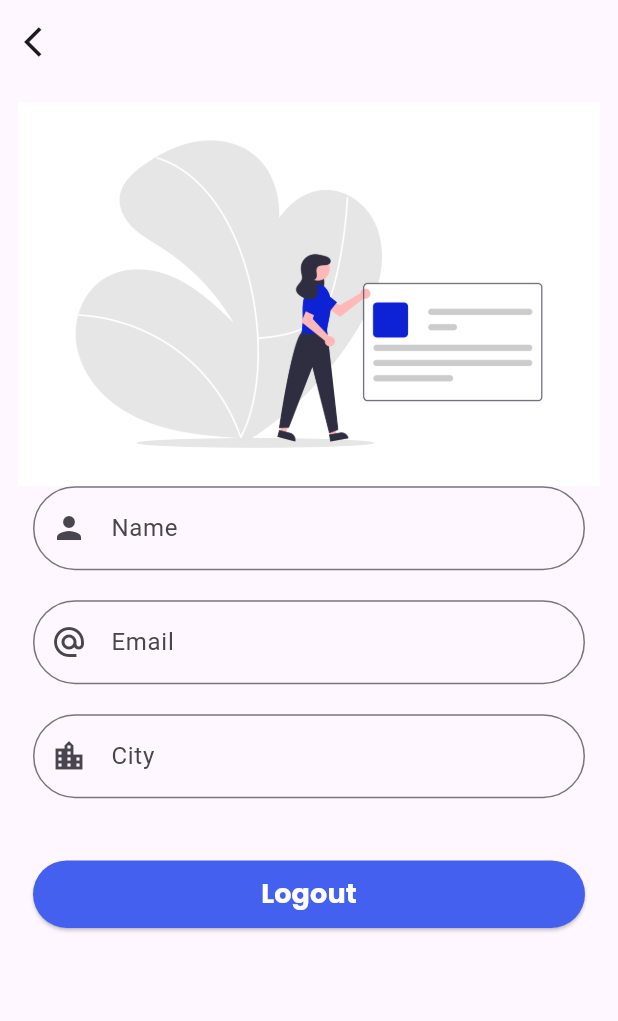
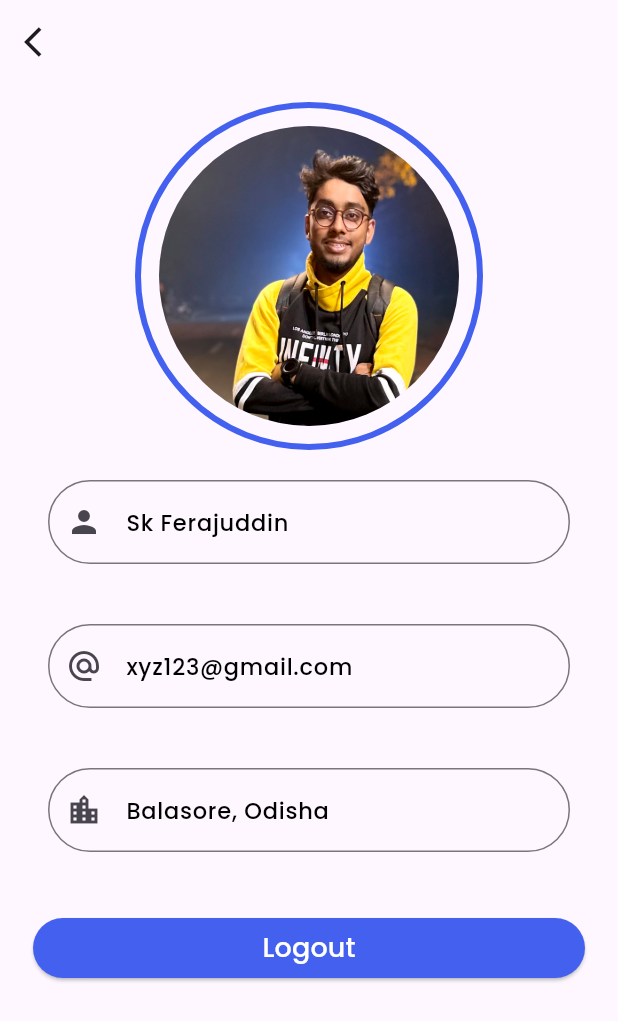
Before and after one commit to ferajofficial/MVVM_ARCH, a Flutter app: the ProfileView screen opened directly, on a phone screen of 412 x 824 dp. Shown: the top 1021 px of the screen. Run offline on Flutter 3.47's test engine with Material 3 defaults, Android fonts, the phone set to English and light mode, and no system bars; our stand-ins replace auto_route, flex_color_scheme, google_fonts, lottie, velocity_x.

Commit message:
🌱 Little customization

```diff
--- a/lib/const/app_colors.dart
+++ b/lib/const/app_colors.dart
@@ -9,6 +9,12 @@ class AppColors {
   static const kButtonColor = Color(0xff4361ee);
   static const Color kButtonTextColor = Color(0xFFFFFFFF);
   // static const Color kSecondaryTextColor = Color(0xff4361ee);
+  // static const Color kTextFieldBgColor = Color(0xFFE3F2FD);
+  static const Color kTextFieldTextColor = Color(0xFF000000);
+
+  // static const Color kErrorColor = Color(0xFFD32F2F);
+  // static const Color kSuccessColor = Color(0xFF388E3C);
+
 
 
 
--- a/lib/const/resource.dart
+++ b/lib/const/resource.dart
@@ -15,6 +15,10 @@ class R {
   /// ![preview](file:///Users/skferajuddin/Desktop/development/FlutterProjects/mvvm_arch/assets/images/facebook.png)
   static const String ASSETS_IMAGES_FACEBOOK_PNG = 'assets/images/facebook.png';
 
+  /// ![preview](file:///Users/skferajuddin/Desktop/development/FlutterProjects/mvvm_arch/assets/images/ferajprof.jpg)
+  static const String ASSETS_IMAGES_FERAJPROF_JPG =
+      'assets/images/ferajprof.jpg';
+
   /// ![preview](file:///Users/skferajuddin/Desktop/development/FlutterProjects/mvvm_arch/assets/images/google.png)
   static const String ASSETS_IMAGES_GOOGLE_PNG = 'assets/images/google.png';
 
--- a/lib/core/router/router.dart
+++ b/lib/core/router/router.dart
@@ -5,10 +5,19 @@ import 'package:mvvm_arch/core/router/router.gr.dart';
 class AppRouter extends $AppRouter {
   @override
   List<AutoRoute> get routes => [
-        AdaptiveRoute(page: LoginRoute.page, path: '/login', initial: true),
-        AdaptiveRoute(page: HomeRoute.page,path: '/home',),
+        AdaptiveRoute(
+          page: LoginRoute.page,
+          path: '/login',
+        ),
+        AdaptiveRoute(
+          page: HomeRoute.page,
+          path: '/home',
+        ),
         AdaptiveRoute(page: SignupRoute.page, path: '/signup'),
-        AdaptiveRoute(page: ProfileRoute.page, path: '/profile'),
-        AdaptiveRoute(page: SplashRoute.page, path: '/splash'),
+        AdaptiveRoute(
+          page: ProfileRoute.page,
+          path: '/profile',
+        ),
+        AdaptiveRoute(page: SplashRoute.page, path: '/splash', initial: true),
       ];
 }
--- a/lib/view/Profile/profile_page.dart
+++ b/lib/view/Profile/profile_page.dart
@@ -30,46 +30,77 @@ class _ProfileViewState extends State<ProfileView> {
       appBar: AppBar(
         elevation: 0,
         leading: IconButton(
-            onPressed: () {}, icon: const Icon(Icons.arrow_back_ios)),
+            onPressed: () {
+              AutoRouter.of(context).pop();
+            },
+            icon: const Icon(Icons.arrow_back_ios)),
       ),
       body: Column(
         crossAxisAlignment: CrossAxisAlignment.stretch,
         children: [
-          Image.asset(
-            R.ASSETS_IMAGES_PROFILE_PNG,
+          Container(
+            decoration: BoxDecoration(
+              border: Border.all(
+                color: AppColors.kButtonColor,
+                width: 4,
+              ),
+              shape: BoxShape.circle,
+            ),
+            child: const CircleAvatar(
+              radius: 100,
+              backgroundImage: AssetImage(R.ASSETS_IMAGES_FERAJPROF_JPG),
+            ).p12(),
           ),
-          const TextField(
+          TextField(
             readOnly: true,
             decoration: InputDecoration(
-                hintText: 'Name',
-                prefixIcon: Icon(Icons.person),
-                border: OutlineInputBorder(
+                hintText: 'Sk Ferajuddin',
+                hintStyle: GoogleFonts.poppins(
+                  fontSize: 15,
+                  fontWeight: FontWeight.w500,
+                  color: AppColors.kTextFieldTextColor,
+                ),
+                prefixIcon: const Icon(Icons.person),
+                border: const OutlineInputBorder(
                     borderRadius: BorderRadius.all(Radius.circular(30)))),
-          ).pOnly(bottom: 20, left: 10, right: 10),
-          const TextField(
+          ).p20(),
+          TextField(
             readOnly: true,
             decoration: InputDecoration(
-                hintText: 'Email',
-                prefixIcon: Icon(Icons.alternate_email),
-                border: OutlineInputBorder(
+                hintText: 'xyz123@gmail.com',
+                hintStyle: GoogleFonts.poppins(
+                  fontSize: 15,
+                  fontWeight: FontWeight.w500,
+                  color: AppColors.kTextFieldTextColor,
+                ),
+                prefixIcon: const Icon(Icons.alternate_email),
+                border: const OutlineInputBorder(
                     borderRadius: BorderRadius.all(Radius.circular(30)))),
-          ).pOnly(bottom: 20, left: 10, right: 10),
-          const TextField(
+          ).p20(),
+          TextField(
             readOnly: true,
             decoration: InputDecoration(
-                hintText: 'City',
-                prefixIcon: Icon(Icons.location_city),
-                border: OutlineInputBorder(
+                hintText: 'Balasore, Odisha',
+                hintStyle: GoogleFonts.poppins(
+                  fontSize: 15,
+                  fontWeight: FontWeight.w500,
+                  color: AppColors.kTextFieldTextColor,
+                ),
+                //  TextStyle(
+                //     color: AppColors.kTextFieldTextColor,
+                //     fontWeight: FontWeight.w600),
+                prefixIcon: const Icon(Icons.location_city),
+                border: const OutlineInputBorder(
                     borderRadius: BorderRadius.all(Radius.circular(30)))),
-          ).pOnly(bottom: 20, left: 10, right: 10),
+          ).p20(),
           ElevatedButton(
               onPressed: () {
-                 AutoRouter.of(context).push(const LoginRoute());
+                AutoRouter.of(context).push(const LoginRoute());
                 // print("Logout button pressed");
               },
               style: ElevatedButton.styleFrom(
-                backgroundColor:AppColors.kButtonColor,
-                fixedSize: const Size(250, 45),
+                backgroundColor: AppColors.kButtonColor,
+                // fixedSize: const Size(150, 45),
                 shape: RoundedRectangleBorder(
                   borderRadius: BorderRadius.circular(30),
                 ),
@@ -78,7 +109,7 @@ class _ProfileViewState extends State<ProfileView> {
                 'Logout',
                 style: GoogleFonts.poppins(
                   fontSize: 18,
-                  fontWeight: FontWeight.w700,
+                  fontWeight: FontWeight.w500,
                   color: AppColors.kButtonTextColor,
                 ),
               )).pOnly(top: 20, left: 10, right: 10),
--- a/lib/view/Signup/signup_page.dart
+++ b/lib/view/Signup/signup_page.dart
@@ -28,7 +28,10 @@ class _SignupViewState extends State<SignupView> {
       body: Column(
         mainAxisAlignment: MainAxisAlignment.center,
         children: [
-          Image.asset(R.ASSETS_ILLUSTRATIONS_SIGNUP_PNG).pOnly(top: 50),
+          Image.asset(
+            R.ASSETS_ILLUSTRATIONS_SIGNUP_PNG,
+            height: 250,
+          ).pOnly(top: 50),
           const SignupForm().p12(),
         ],
       ),
--- a/pubspec.yaml
+++ b/pubspec.yaml
@@ -39,6 +39,7 @@ dependencies:
   lottie: ^2.7.0
   auto_route: ^7.8.4
   flex_color_scheme: ^7.3.1
+
 
 dev_dependencies:
   flutter_test:
```
Also changed, not shown: lib/view/Home/home_page.dart (+63 -2 lines), lib/view/Splash/Splash_page.dart (+15 -0 lines), assets/images/ferajprof.jpg (added).
